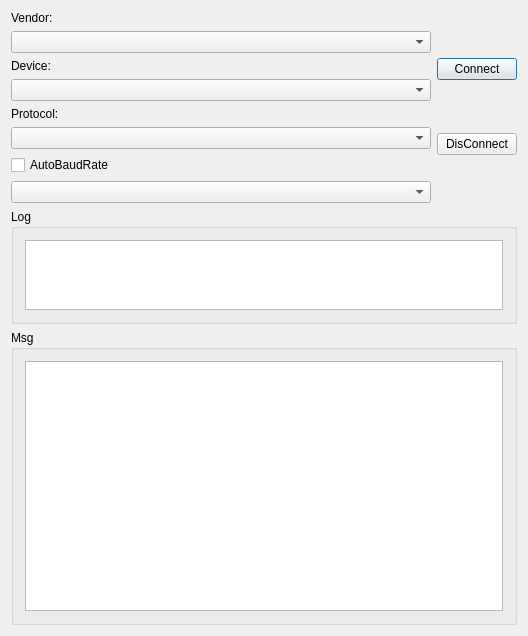
First picture: the form in RP1210App/RP1210Window.ui, repository maybez/RP1210App, before the edit.
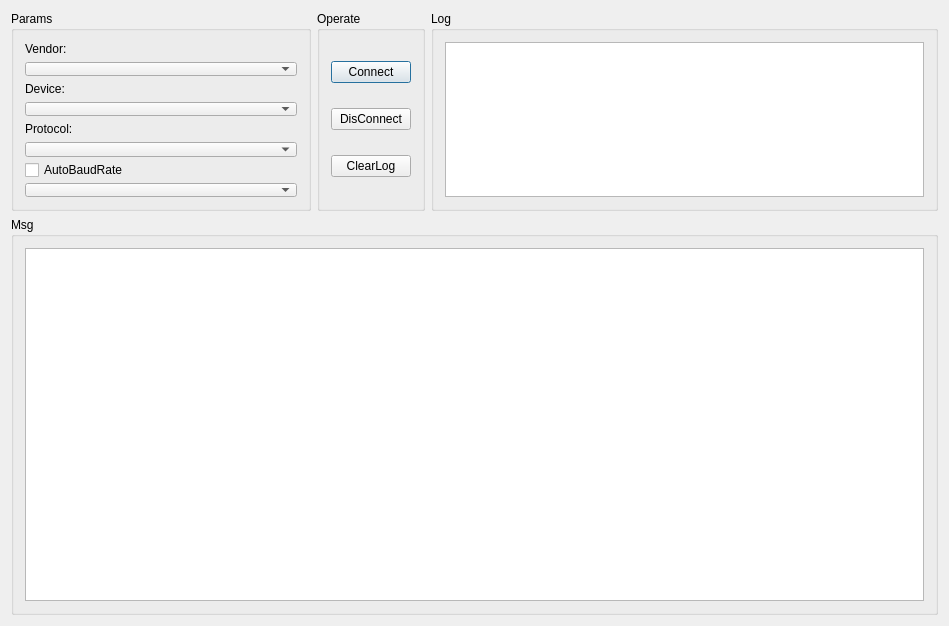
Second picture: the form after the edit.

The edit to the form file:
```diff
--- a/RP1210App/RP1210Window.ui
+++ b/RP1210App/RP1210Window.ui
@@ -6,15 +6,39 @@
    <rect>
     <x>0</x>
     <y>0</y>
-    <width>528</width>
+    <width>949</width>
     <height>626</height>
    </rect>
   </property>
   <property name="windowTitle">
    <string>RP1210Window</string>
   </property>
-  <layout class="QGridLayout" name="gridLayout">
-   <item row="0" column="0">
+  <layout class="QVBoxLayout" name="verticalLayout_3">
+   <item>
+    <layout class="QHBoxLayout" name="horizontalLayout_3">
+     <item>
+      <widget class="QGroupBox" name="groupBoxParams">
+       <property name="sizePolicy">
+        <sizepolicy hsizetype="Preferred" vsizetype="Minimum">
+         <horstretch>0</horstretch>
+         <verstretch>0</verstretch>
+        </sizepolicy>
+       </property>
+       <property name="minimumSize">
+        <size>
+         <width>300</width>
+         <height>200</height>
+        </size>
+       </property>
+       <property name="maximumSize">
+        <size>
+         <width>300</width>
+         <height>200</height>
+        </size>
+       </property>
+       <property name="title">
+        <string>Params</string>
+       </property>
     <layout class="QVBoxLayout" name="verticalLayout">
      <item>
       <widget class="QLabel" name="labelVendor">
@@ -27,7 +51,7 @@
       <widget class="QComboBox" name="comboBoxVendor">
        <property name="minimumSize">
         <size>
-         <width>300</width>
+            <width>250</width>
          <height>0</height>
         </size>
        </property>
@@ -44,7 +68,7 @@
       <widget class="QComboBox" name="comboBoxDevice">
        <property name="minimumSize">
         <size>
-         <width>300</width>
+            <width>250</width>
          <height>0</height>
         </size>
        </property>
@@ -61,7 +85,7 @@
       <widget class="QComboBox" name="comboBoxProtocol">
        <property name="minimumSize">
         <size>
-         <width>300</width>
+            <width>250</width>
          <height>0</height>
         </size>
        </property>
@@ -81,15 +105,32 @@
       <widget class="QComboBox" name="comboBoxBaudRate">
        <property name="minimumSize">
         <size>
-         <width>300</width>
+            <width>250</width>
          <height>0</height>
         </size>
        </property>
       </widget>
      </item>
     </layout>
-   </item>
-   <item row="0" column="1">
+      </widget>
+     </item>
+     <item>
+      <widget class="QGroupBox" name="groupBoxOperate">
+       <property name="sizePolicy">
+        <sizepolicy hsizetype="Fixed" vsizetype="Minimum">
+         <horstretch>0</horstretch>
+         <verstretch>0</verstretch>
+        </sizepolicy>
+       </property>
+       <property name="maximumSize">
+        <size>
+         <width>16777215</width>
+         <height>200</height>
+        </size>
+       </property>
+       <property name="title">
+        <string>Operate</string>
+       </property>
     <layout class="QVBoxLayout" name="verticalLayout_2">
      <item>
       <widget class="QPushButton" name="pushButtonConnect">
@@ -117,20 +158,34 @@
        </property>
       </widget>
      </item>
-    </layout>
-   </item>
-   <item row="1" column="0" colspan="2">
-    <widget class="QGroupBox" name="groupBox">
+        <item>
+         <widget class="QPushButton" name="pushButtonClearLog">
+          <property name="text">
+           <string>ClearLog</string>
+          </property>
+         </widget>
+        </item>
+       </layout>
+      </widget>
+     </item>
+     <item>
+      <widget class="QGroupBox" name="groupBoxLog">
+       <property name="sizePolicy">
+        <sizepolicy hsizetype="Preferred" vsizetype="Minimum">
+         <horstretch>0</horstretch>
+         <verstretch>0</verstretch>
+        </sizepolicy>
+       </property>
      <property name="minimumSize">
       <size>
        <width>500</width>
-       <height>0</height>
+         <height>200</height>
       </size>
      </property>
      <property name="maximumSize">
       <size>
        <width>16777215</width>
-       <height>150</height>
+         <height>200</height>
       </size>
      </property>
      <property name="title">
@@ -138,13 +193,28 @@
      </property>
      <layout class="QHBoxLayout" name="horizontalLayout">
       <item>
-       <widget class="QTextBrowser" name="textBrowserLogMsg"/>
+         <widget class="QTextBrowser" name="textBrowserLogMsg">
+          <property name="minimumSize">
+           <size>
+            <width>0</width>
+            <height>0</height>
+           </size>
+          </property>
+         </widget>
       </item>
      </layout>
     </widget>
    </item>
-   <item row="2" column="0" colspan="2">
-    <widget class="QGroupBox" name="groupBox_2">
+    </layout>
+   </item>
+   <item>
+    <widget class="QGroupBox" name="groupBoxMsg">
+     <property name="minimumSize">
+      <size>
+       <width>500</width>
+       <height>300</height>
+      </size>
+     </property>
      <property name="title">
       <string>Msg</string>
      </property>
@@ -154,7 +224,7 @@
         <property name="minimumSize">
          <size>
           <width>0</width>
-          <height>250</height>
+          <height>0</height>
          </size>
         </property>
        </widget>
```
Lines whose indentation alone changed are shown as unchanged.
